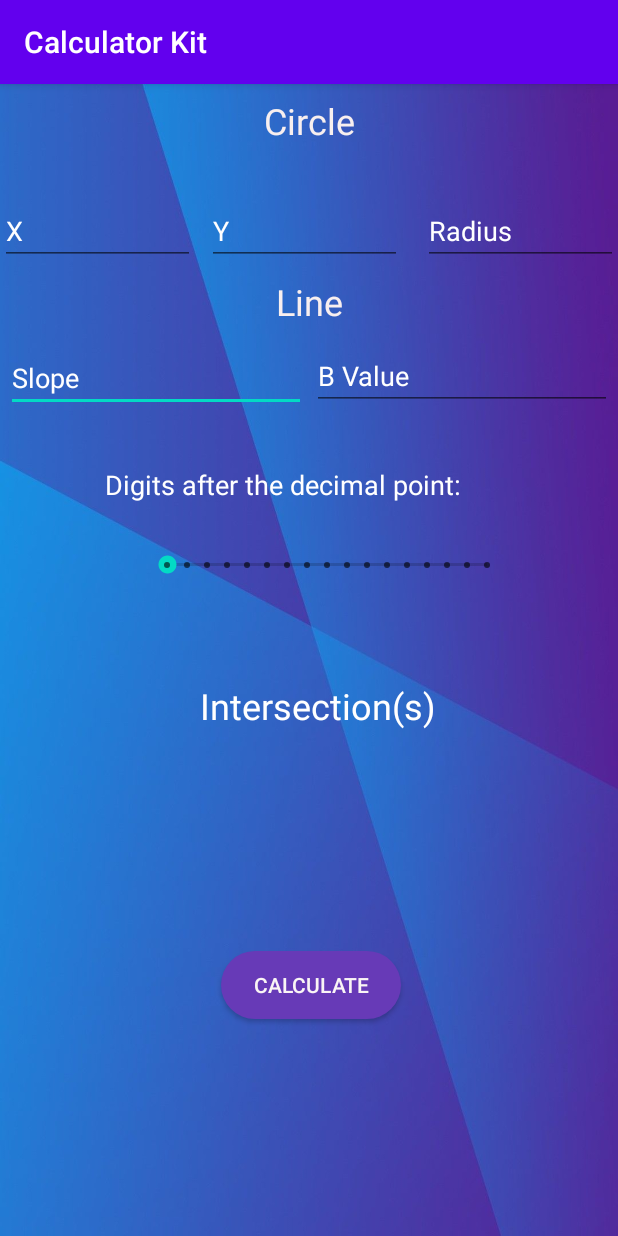
After one commit to Joel5212/Calculator-Kit, an Android app: the CircleAndLineIntersectionActivity screen opened directly, with no data from a screen before it, on a phone screen of 412 x 824 dp. The commit adds this screen. Run offline under Robolectric (Android 15) with nearby library versions, the phone set to English and light mode, and no system bars.

Commit message:
Updating Intersection of circle and line

```diff
--- a/app/src/main/AndroidManifest.xml
+++ b/app/src/main/AndroidManifest.xml
@@ -9,7 +9,8 @@
         android:roundIcon="@mipmap/ic_launcher_round"
         android:supportsRtl="true"
         android:theme="@style/Theme.CalculatorKit">
-        <activity android:name=".IntersectionActivity"></activity>
+        <activity android:name=".CircleAndLineIntersectionActivity"></activity>
+        <activity android:name=".IntersectionActivity" />
         <activity android:name=".CircleIntersectionActivity" />
         <activity android:name=".MainActivity">
             <intent-filter>
--- /dev/null
+++ b/app/src/main/java/group1/android/calculatorkit/CircleAndLineIntersectionActivity.java
@@ -0,0 +1,221 @@
+package group1.android.calculatorkit;
+
+import android.support.v7.app.AppCompatActivity;
+import android.os.Bundle;
+import android.view.View;
+import android.widget.Button;
+import android.widget.EditText;
+import android.widget.SeekBar;
+import android.widget.TextView;
+import android.widget.Toast;
+
+import org.w3c.dom.Text;
+
+public class CircleAndLineIntersectionActivity extends AppCompatActivity {
+    EditText etCLX;
+    EditText etCLY;
+    EditText etCLRadius;
+    EditText etCLM;
+    EditText etCLB;
+    Button btnCL;
+    TextView tvCLX1;
+    TextView tvCLX2;
+    TextView tvCLY1;
+    TextView tvCLY2;
+    SeekBar sbCL;
+    TextView tvCLDecimals;
+    TextView tvCLX;
+    TextView tvCLY;
+    boolean hasNotUsedSeekBar = true;
+
+
+
+    @Override
+    protected void onCreate(Bundle savedInstanceState) {
+        super.onCreate(savedInstanceState);
+        setContentView(R.layout.activity_circle_and_line_intersection);
+        etCLX = findViewById(R.id.etCLX);
+        etCLY = findViewById(R.id.etCLY);
+        etCLRadius = findViewById(R.id.etCLRadius);
+        etCLM = findViewById(R.id.etCLM);
+        etCLB = findViewById(R.id.etCLB);
+        btnCL = findViewById(R.id.btnCL);
+        tvCLX1 = findViewById(R.id.tvCLX1);
+        tvCLX2 = findViewById(R.id.tvCLX2);
+        tvCLY1 = findViewById(R.id.tvCLY1);
+        tvCLY2 = findViewById(R.id.tvCLY2);
+        sbCL = findViewById(R.id.sbCL);
+        tvCLDecimals = findViewById(R.id.tvCLDecimals);
+        tvCLX = findViewById(R.id.tvCLX);
+        tvCLY = findViewById(R.id.tvCLY);
+
+            sbCL.setOnSeekBarChangeListener(new SeekBar.OnSeekBarChangeListener() {
+                @Override
+                public void onProgressChanged(SeekBar seekBar, int progress, boolean fromUser) {
+
+                    tvCLDecimals.setText(String.valueOf(progress));
+
+                    btnCL.setOnClickListener(new View.OnClickListener() {
+
+                        @Override
+                        public void onClick(View v) {
+                            try {
+                                double CLXNum = Double.parseDouble(etCLX.getText().toString());
+                                double CLMNum = Double.parseDouble(etCLM.getText().toString());
+                                double CLYNum = Double.parseDouble(etCLY.getText().toString());
+                                double CLBNum = Double.parseDouble(etCLB.getText().toString());
+                                double CLRadiusNum = Double.parseDouble(etCLRadius.getText().toString());
+
+                                if (progress == 0) {
+                                    findIntersection(CLXNum, CLMNum, CLYNum, CLBNum, CLRadiusNum, null);
+                                } else {
+                                    findIntersection(CLXNum, CLMNum, CLYNum, CLBNum, CLRadiusNum, progress);
+                                }
+                            }
+                            catch (Exception e)
+                            {
+                                Toast.makeText(getApplicationContext(), "Error: Check Inputs!", Toast.LENGTH_SHORT).show();
+                            }
+
+                        }
+                    });
+
+
+                }
+
+                @Override
+                public void onStartTrackingTouch(SeekBar seekBar) {
+
+
+
+                }
+
+                @Override
+                public void onStopTrackingTouch(SeekBar seekBar) {
+
+                }
+            });
+
+            if (hasNotUsedSeekBar == true) {
+                btnCL.setOnClickListener(new View.OnClickListener() {
+                    @Override
+                    public void onClick(View v) {
+                        try {
+                            double CLXNum = Double.parseDouble(etCLX.getText().toString());
+                            double CLMNum = Double.parseDouble(etCLM.getText().toString());
+                            double CLYNum = Double.parseDouble(etCLY.getText().toString());
+                            double CLBNum = Double.parseDouble(etCLB.getText().toString());
+                            double CLRadiusNum = Double.parseDouble(etCLRadius.getText().toString());
+                            findIntersection(CLXNum, CLMNum, CLYNum, CLBNum, CLRadiusNum, null);
+                        }
+                        catch(Exception e)
+                        {
+                            Toast.makeText(getApplicationContext(), "Error: Check Inputs!", Toast.LENGTH_SHORT).show();
+                        }
+                    }
+                });
+            }
+
+
+    }
+
+
+
+
+
+
+
+
+
+
+
+
+
+
+    public double quadraticCalculation(double A, double B, double C, String negativeOrPositive)
+    {
+        if(negativeOrPositive.equals("positive"))
+        {
+            return (-B + Math.sqrt(Math.pow(B,2) - 4*A*C))/(2*A);
+        }
+        else if(negativeOrPositive.equals("negative"))
+        {
+            return (-B - Math.sqrt(Math.pow(B,2) - 4*A*C))/(2*A);
+        }
+        return -1;
+
+    }
+
+    public double round(double intersection, Integer progress)
+    {
+        double num = 1;
+        for(int i = 0; i < progress; i++)
+        {
+            num*=10;
+        }
+        return Math.round(intersection*num)/num;
+    }
+
+    public void findIntersection(double CLXNum, double CLMNum, double CLYNum, double CLBNum, double CLRadiusNum, Integer progress)
+    {
+
+
+        double CLB2;
+        double CLC;
+        double CLD;
+
+        CLXNum *= -1;
+        CLYNum *= -1;
+
+        CLB2 = CLXNum + CLXNum;
+        CLC = Math.pow(CLXNum, 2);
+        CLD = CLBNum + CLYNum;
+
+
+        double A = Math.pow(CLMNum, 2);
+        double B = CLMNum * CLD + CLD * CLMNum;
+        double C = CLD * CLD + CLC;
+
+        A += 1;
+        B = B + CLB2;
+        C -= Math.pow(CLRadiusNum, 2);
+
+        double x1 = 0;
+        double y1 = 0;
+        double x2 = 0;
+        double y2 = 0;
+
+        String x1String = null;
+        String x2String = null;
+        String y1String = null;
+        String y2String = null;
+        if(progress != null)
+        {
+            x1 = round(quadraticCalculation(A, B, C, "positive"), progress);
+            y1 = round(CLMNum * x1 + CLBNum, progress);
+            x2 = round(quadraticCalculation(A, B, C, "negative"), progress);
+            y2 = round(CLMNum * x2 + CLBNum, progress);
+        }
+        else
+        {
+            x1 = Math.round(quadraticCalculation(A, B, C, "positive"));
+            y1 = Math.round(CLMNum * x1 + CLBNum);
+            x2 = Math.round(quadraticCalculation(A, B, C, "negative"));
+            y2 = Math.round(CLMNum * x2 + CLBNum);
+
+        }
+
+        x1String = String.valueOf(x1);
+        x2String = String.valueOf(y1);
+        y1String = String.valueOf(x2);
+        y2String = String.valueOf(y2);
+
+        tvCLX1.setText(x1String);
+        tvCLX2.setText(x2String);
+        tvCLY1.setText(y1String);
+        tvCLY2.setText(y2String);
+        tvCLX.setText("X");
+        tvCLY.setText("Y");
+
+    }
+}
--- a/app/src/main/java/group1/android/calculatorkit/IntersectionActivity.java
+++ b/app/src/main/java/group1/android/calculatorkit/IntersectionActivity.java
@@ -10,6 +10,8 @@ public class IntersectionActivity extends AppCompatActivity {
 
     Button btnLineIntersection;
     Button btnCircleIntersection;
+    Button btnCircleAndLineIntersection;
+
 
     @Override
     protected void onCreate(Bundle savedInstanceState) {
@@ -17,6 +19,7 @@ public class IntersectionActivity extends AppCompatActivity {
         setContentView(R.layout.activity_intersection);
         btnLineIntersection = findViewById(R.id.btnLineIntersection);
         btnCircleIntersection = findViewById(R.id.btnCircleIntersection);
+        btnCircleAndLineIntersection = findViewById(R.id.btnCircleAndLineIntersection);
 
         btnLineIntersection.setOnClickListener(new View.OnClickListener() {
             @Override
@@ -33,5 +36,13 @@ public class IntersectionActivity extends AppCompatActivity {
                 startActivity(i);
             }
         });
+
+        btnCircleAndLineIntersection.setOnClickListener(new View.OnClickListener() {
+            @Override
+            public void onClick(View v) {
+                Intent i = new Intent(IntersectionActivity.this, CircleAndLineIntersectionActivity.class);
+                startActivity(i);
+            }
+        });
     }
 }
--- /dev/null
+++ b/app/src/main/res/layout/activity_circle_and_line_intersection.xml
@@ -0,0 +1,247 @@
+<?xml version="1.0" encoding="utf-8"?>
+<android.support.constraint.ConstraintLayout xmlns:android="http://schemas.android.com/apk/res/android"
+    xmlns:app="http://schemas.android.com/apk/res-auto"
+    xmlns:tools="http://schemas.android.com/tools"
+    android:layout_width="match_parent"
+    android:layout_height="match_parent"
+    android:background="@drawable/calculatorbackground"
+    tools:context=".CircleAndLineIntersectionActivity">
+
+
+    <TextView
+        android:id="@+id/tvCLDecimals"
+        android:layout_width="wrap_content"
+        android:layout_height="wrap_content"
+        android:layout_marginStart="12dp"
+        android:layout_marginTop="36dp"
+        android:textColor="#F8F6F6"
+        android:textSize="18sp"
+        app:layout_constraintStart_toEndOf="@+id/textView8"
+        app:layout_constraintTop_toBottomOf="@+id/etCLB" />
+
+    <TextView
+        android:id="@+id/textView6"
+        android:layout_width="160dp"
+        android:layout_height="40dp"
+        android:text="Intersection(s):"
+        android:textColor="#FFFFFF"
+        android:textSize="24sp"
+        app:layout_constraintBottom_toBottomOf="parent"
+        app:layout_constraintEnd_toEndOf="parent"
+        app:layout_constraintHorizontal_bias="0.529"
+        app:layout_constraintStart_toStartOf="parent"
+        app:layout_constraintTop_toTopOf="parent"
+        app:layout_constraintVertical_bias="0.547" />
+
+    <TextView
+        android:id="@+id/tvCLX1"
+        android:layout_width="130dp"
+        android:layout_height="30dp"
+        android:layout_marginStart="48dp"
+        android:layout_marginTop="48dp"
+        android:textColor="#FFFFFF"
+        android:textSize="20sp"
+        app:autoSizeTextType="uniform"
+        app:layout_constraintStart_toEndOf="@+id/tvCLX"
+        app:layout_constraintTop_toBottomOf="@+id/textView6" />
+
+    <TextView
+        android:id="@+id/tvCLY1"
+        android:layout_width="130dp"
+        android:layout_height="30dp"
+        android:layout_marginStart="48dp"
+        android:layout_marginTop="12dp"
+        android:textColor="#FFFFFF"
+        android:textSize="20sp"
+        app:autoSizeTextType="uniform"
+        app:layout_constraintStart_toEndOf="@+id/tvCLY"
+        app:layout_constraintTop_toBottomOf="@+id/tvCLX1" />
+
+    <TextView
+        android:id="@+id/tvCLX2"
+        android:layout_width="130dp"
+        android:layout_height="30dp"
+        android:layout_marginStart="12dp"
+        android:layout_marginTop="48dp"
+        android:textColor="#FFFFFF"
+        android:textSize="18sp"
+        app:autoSizeTextType="uniform"
+        app:layout_constraintStart_toEndOf="@+id/tvCLX1"
+        app:layout_constraintTop_toBottomOf="@+id/textView6" />
+
+    <TextView
+        android:id="@+id/tvCLY2"
+        android:layout_width="130dp"
+        android:layout_height="30dp"
+        android:layout_marginStart="12dp"
+        android:layout_marginTop="12dp"
+        android:textColor="#FFFFFF"
+        android:textSize="18sp"
+        app:autoSizeTextType="uniform"
+        app:layout_constraintStart_toEndOf="@+id/tvCLY1"
+        app:layout_constraintTop_toBottomOf="@+id/tvCLX2" />
+
+    <EditText
+        android:id="@+id/etCLM"
+        android:layout_width="200dp"
+        android:layout_height="41dp"
+        android:layout_marginStart="4dp"
+        android:layout_marginTop="16dp"
+        android:ems="10"
+        android:hint="Slope"
+        android:inputType="text"
+        android:textColor="#FDFDFD"
+        android:textColorHint="@color/white"
+        android:textSize="18sp"
+        app:layout_constraintStart_toStartOf="parent"
+        app:layout_constraintTop_toBottomOf="@+id/textView7" />
+
+    <EditText
+        android:id="@+id/etCLB"
+        android:layout_width="200dp"
+        android:layout_height="40dp"
+        android:layout_marginTop="16dp"
+        android:layout_marginEnd="4dp"
+        android:ems="10"
+        android:hint="B Value"
+        android:inputType="text"
+        android:shadowColor="#ECE4E4"
+        android:textColor="#FFFDFD"
+        android:textColorHint="@color/white"
+        android:textSize="18sp"
+        app:layout_constraintEnd_toEndOf="parent"
+        app:layout_constraintTop_toBottomOf="@+id/textView7" />
+
+    <TextView
+        android:id="@+id/textView5"
+        android:layout_width="wrap_content"
+        android:layout_height="wrap_content"
+        android:layout_marginTop="8dp"
+        android:text="Circle"
+        android:textColor="#F8EFEF"
+        android:textColorHint="@color/white"
+        android:textSize="24sp"
+        app:layout_constraintEnd_toEndOf="parent"
+        app:layout_constraintStart_toStartOf="parent"
+        app:layout_constraintTop_toTopOf="parent" />
+
+    <TextView
+        android:id="@+id/textView7"
+        android:layout_width="wrap_content"
+        android:layout_height="wrap_content"
+        android:layout_marginTop="8dp"
+        android:text="Line"
+        android:textColor="#F8EFEF"
+        android:textColorHint="@color/white"
+        android:textSize="24sp"
+        app:layout_constraintEnd_toEndOf="parent"
+        app:layout_constraintStart_toStartOf="parent"
+        app:layout_constraintTop_toBottomOf="@+id/etCLY" />
+
+    <EditText
+        android:id="@+id/etCLX"
+        android:layout_width="130dp"
+        android:layout_height="40dp"
+        android:layout_marginTop="40dp"
+        android:ems="10"
+        android:hint="X"
+        android:inputType="textPersonName"
+        android:textColor="#FBFBFB"
+        android:textColorHint="@color/white"
+        app:layout_constraintStart_toStartOf="parent"
+        app:layout_constraintTop_toBottomOf="@+id/textView5" />
+
+    <EditText
+        android:id="@+id/etCLY"
+        android:layout_width="130dp"
+        android:layout_height="40dp"
+        android:layout_marginStart="8dp"
+        android:layout_marginTop="40dp"
+        android:ems="10"
+        android:hint="Y"
+        android:inputType="textPersonName"
+        android:textColor="#FDFBFB"
+        android:textColorHint="@color/white"
+        app:layout_constraintStart_toEndOf="@+id/etCLX"
+        app:layout_constraintTop_toBottomOf="@+id/textView5" />
+
+    <EditText
+        android:id="@+id/etCLRadius"
+        android:layout_width="130dp"
+        android:layout_height="40dp"
+        android:layout_marginTop="40dp"
+        android:ems="10"
+        android:hint="Radius"
+        android:inputType="textPersonName"
+        android:textColor="#FAF7F7"
+        android:textColorHint="@color/white"
+        app:layout_constraintEnd_toEndOf="parent"
+        app:layout_constraintHorizontal_bias="1.0"
+        app:layout_constraintStart_toEndOf="@+id/etCLY"
+        app:layout_constraintTop_toBottomOf="@+id/textView5" />
+
+    <Button
+        android:id="@+id/btnCL"
+        android:layout_width="120dp"
+        android:layout_height="45dp"
+        android:layout_marginTop="140dp"
+        android:background="@drawable/circle"
+        android:text="CALCULATE"
+        android:textColor="#FAF5F5"
+        app:layout_constraintEnd_toEndOf="parent"
+        app:layout_constraintHorizontal_bias="0.504"
+        app:layout_constraintStart_toStartOf="parent"
+        app:layout_constraintTop_toBottomOf="@+id/textView6" />
+
+    <SeekBar
+        android:id="@+id/sbCL"
+        style="@style/Widget.AppCompat.SeekBar.Discrete"
+        android:layout_width="245dp"
+        android:layout_height="25dp"
+        android:layout_marginBottom="16dp"
+        android:max="16"
+        android:progress="0"
+        app:layout_constraintBottom_toTopOf="@+id/textView6"
+        app:layout_constraintEnd_toEndOf="parent"
+        app:layout_constraintHorizontal_bias="0.572"
+        app:layout_constraintStart_toStartOf="parent"
+        app:layout_constraintTop_toBottomOf="@+id/textView8"
+        app:layout_constraintVertical_bias="0.372" />
+
+    <TextView
+        android:id="@+id/tvCLX"
+        android:layout_width="15dp"
+        android:layout_height="30dp"
+        android:layout_marginStart="50dp"
+        android:layout_marginTop="48dp"
+        android:textColor="#F6F4F4"
+        android:textSize="24sp"
+        app:layout_constraintStart_toStartOf="parent"
+        app:layout_constraintTop_toBottomOf="@+id/textView6"
+        tools:text="X" />
+
+    <TextView
+        android:id="@+id/tvCLY"
+        android:layout_width="15dp"
+        android:layout_height="30dp"
+        android:layout_marginStart="50dp"
+        android:layout_marginTop="12dp"
+        android:textColor="#FBFAFA"
+        android:textSize="24sp"
+        app:layout_constraintStart_toStartOf="parent"
+        app:layout_constraintTop_toBottomOf="@+id/tvCLX"
+        tools:text="Y" />
+
+    <TextView
+        android:id="@+id/textView8"
+        android:layout_width="wrap_content"
+        android:layout_height="wrap_content"
+        android:layout_marginStart="70dp"
+        android:layout_marginTop="36dp"
+        android:hint="Digits after the decimal point:"
+        android:textColor="#FAF8F8"
+        android:textColorHint="@color/white"
+        android:textSize="18sp"
+        app:layout_constraintStart_toStartOf="parent"
+        app:layout_constraintTop_toBottomOf="@+id/etCLM" />
+</android.support.constraint.ConstraintLayout>
--- a/app/src/main/res/layout/activity_intersection.xml
+++ b/app/src/main/res/layout/activity_intersection.xml
@@ -34,7 +34,7 @@
         app:layout_constraintTop_toBottomOf="@+id/btnLineIntersection" />
 
     <Button
-        android:id="@+id/btnCircleIntersection2"
+        android:id="@+id/btnCircleAndLineIntersection"
         android:layout_width="300dp"
         android:layout_height="wrap_content"
         android:layout_marginTop="84dp"
```
